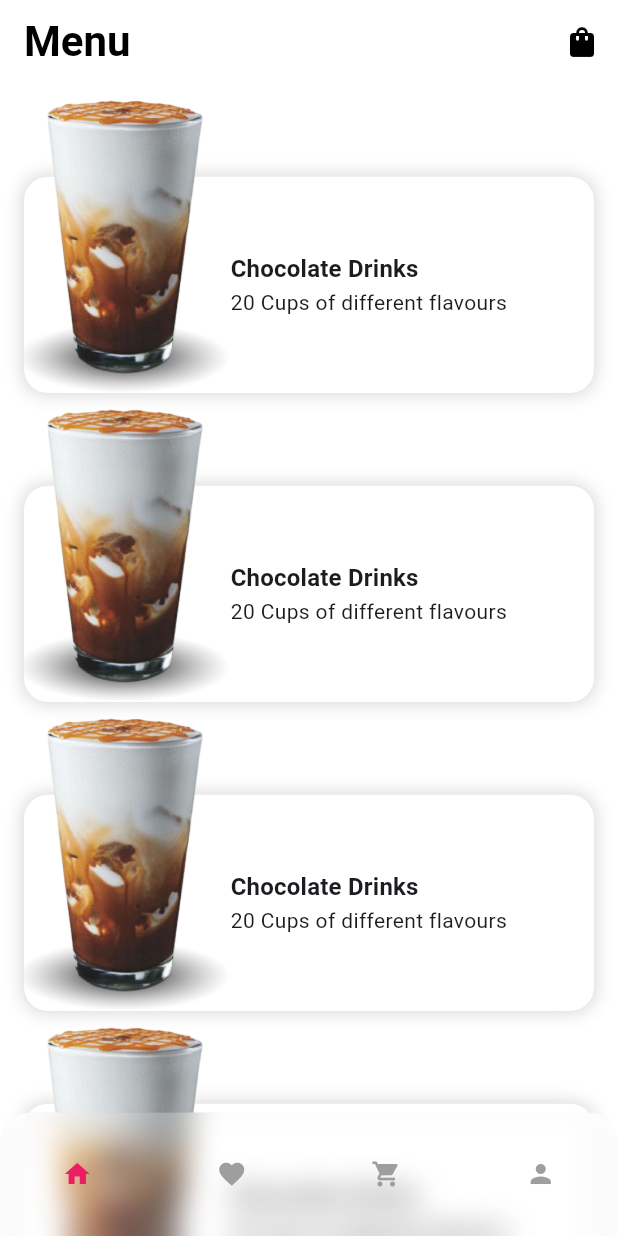
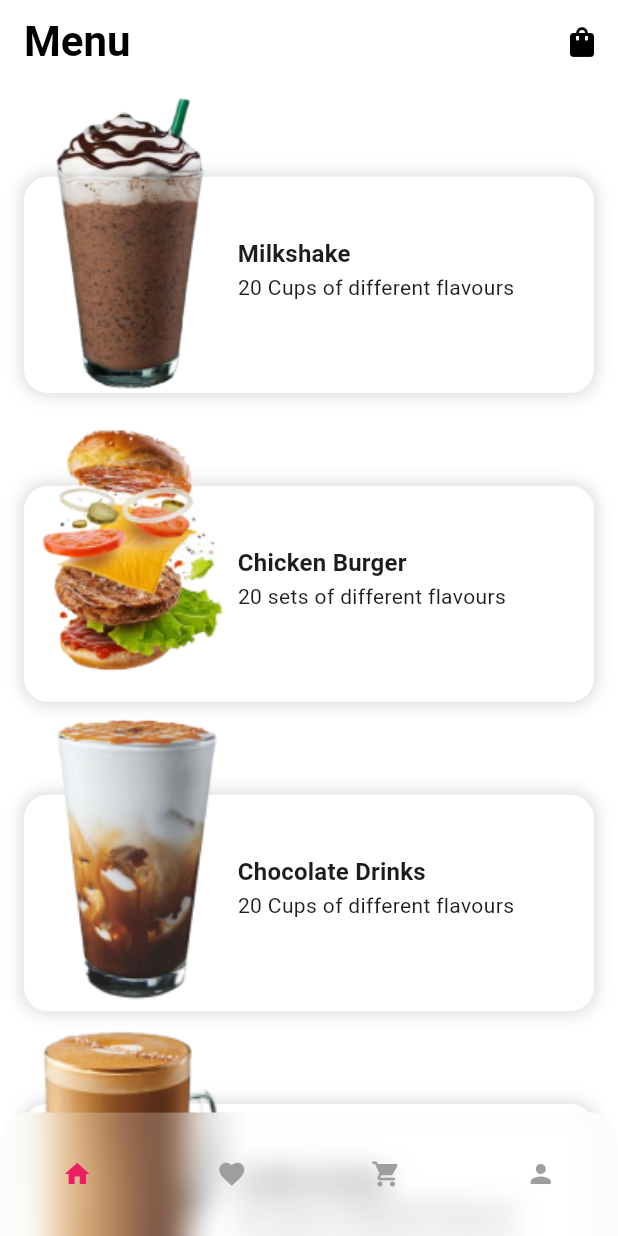
Before and after one commit to paolojoaquinp/burguer_menu_app, a Flutter app: the screen it shows after launch, on a phone screen of 412 x 824 dp. Run offline on Flutter 3.47's test engine with Material 3 defaults, Android fonts, the phone set to English and light mode, and no system bars.

Commit message:
feat: assets added and food menu card widget and integration of entity

```diff
--- a/lib/features/home_screen/presenter/home_screen.dart
+++ b/lib/features/home_screen/presenter/home_screen.dart
@@ -1,5 +1,7 @@
 import 'dart:ui';
 
+import 'package:burguer_menu_app/features/home_screen/domain/entities/food_meal_entity.dart';
+import 'package:burguer_menu_app/features/home_screen/presenter/widgets/food_menu_card.dart';
 import 'package:burguer_menu_app/features/shared/custom_bottom_navigation_bar.dart';
 import 'package:flutter/material.dart';
 
@@ -33,7 +35,7 @@ class HomeScreen extends StatelessWidget {
             child: ListView.builder(
               padding: const EdgeInsets.symmetric(horizontal: 16.0),
               scrollDirection: Axis.vertical,
-              itemCount: 7,
+              itemCount: FoodMealEntity.fakeMealFoodValues.length,
               itemBuilder: (context, index) {
                 return TweenAnimationBuilder(
                   tween: Tween<double>(begin: 0, end: 1),
@@ -47,7 +49,7 @@ class HomeScreen extends StatelessWidget {
                         offset: Offset(0, MediaQuery.sizeOf(context).height * (1 - animation)),
                         child: Container(
                           height: MediaQuery.sizeOf(context).height * 0.25,
-                          child: _buildMilkshakeCard(index + 1),
+                          child: FoodMenuCard(foodMenu: FoodMealEntity.fakeMealFoodValues[index]),
                         ),
                       ),
                     );
@@ -67,64 +69,4 @@ class HomeScreen extends StatelessWidget {
     );
   }
 
-  Widget _buildMilkshakeCard(int index) {
-    return LayoutBuilder(builder: (context, constraints) {
-      return SizedBox(
-        child: Stack(
-          fit: StackFit.expand,
-          children: [
-            // Background
-            Positioned(
-              bottom: 0,
-              width: constraints.maxWidth,
-              height: constraints.maxHeight * 0.7,
-              child: Container(
-                decoration: BoxDecoration(
-                  color: Colors.white,
-                  borderRadius: BorderRadius.circular(16),
-                  boxShadow: [
-                    BoxShadow(
-                      color: Colors.grey.withOpacity(0.4),
-                      spreadRadius: 1,
-                      blurRadius: 9,
-                    )
-                  ],
-                ),
-              ),
-            ),
-            // INformation
-            Positioned.fill(
-              child: Container(
-                child: Row(
-                  crossAxisAlignment: CrossAxisAlignment.center,
-                  children: [
-                    Image.asset('assets/milkshakes/shake-1.png'),
-                    SizedBox(
-                      child: Column(
-                        mainAxisAlignment: MainAxisAlignment.center,
-                        crossAxisAlignment: CrossAxisAlignment.start,
-                        children: [
-                          SizedBox(
-                            height: constraints.maxHeight * 0.3,
-                          ),
-                          Text(
-                            'Chocolate Drinks',
-                            style: Theme.of(context)
-                                .textTheme
-                                .titleMedium!
-                                .copyWith(fontWeight: FontWeight.bold),
-                          ),
-                          Text('20 Cups of different flavours'),
-                        ],
-                      ),
-                    )
-                  ],
-                ),
-              ),
-            ),
-          ],
-        ),
-      );
-    });
-  }
 }
--- /dev/null
+++ b/lib/features/home_screen/presenter/widgets/food_menu_card.dart
@@ -0,0 +1,81 @@
+import 'package:burguer_menu_app/features/home_screen/domain/entities/food_meal_entity.dart';
+import 'package:flutter/material.dart';
+
+class FoodMenuCard extends StatelessWidget {
+  const FoodMenuCard({
+    super.key,
+    required this.foodMenu,
+  });
+
+  final FoodMealEntity foodMenu;
+
+  @override
+  Widget build(BuildContext context) {
+    return LayoutBuilder(
+      builder: (context, constraints) {
+        return Stack(
+          fit: StackFit.expand,
+          children: [
+            // Background
+            Positioned(
+              bottom: 0,
+              width: constraints.maxWidth,
+              height: constraints.maxHeight * 0.7,
+              child: Container(
+                decoration: BoxDecoration(
+                  color: Colors.white,
+                  borderRadius: BorderRadius.circular(16),
+                  boxShadow: [
+                    BoxShadow(
+                      color: Colors.grey.withOpacity(0.4),
+                      spreadRadius: 1,
+                      blurRadius: 9,
+                    )
+                  ],
+                ),
+              ),
+            ),
+            // INformation
+            Positioned.fill(
+              child: Row(
+                crossAxisAlignment: CrossAxisAlignment.stretch,
+                children: [
+                  Expanded(
+                    flex: 3,
+                    child: Image.asset(
+                      foodMenu.imageUrl,
+                      fit: BoxFit.fitHeight,
+                      alignment: Alignment.center,
+                    ),
+                  ),
+                  Expanded(
+                    flex: 5,
+                    child: SizedBox(
+                      child: Column(
+                        mainAxisAlignment: MainAxisAlignment.center,
+                        crossAxisAlignment: CrossAxisAlignment.start,
+                        children: [
+                          SizedBox(
+                            height: constraints.maxHeight * 0.2,
+                          ),
+                          Text(
+                            foodMenu.name,
+                            style: Theme.of(context)
+                                .textTheme
+                                .titleMedium!
+                                .copyWith(fontWeight: FontWeight.bold),
+                          ),
+                          Text(foodMenu.description),
+                        ],
+                      ),
+                    ),
+                  )
+                ],
+              ),
+            ),
+          ],
+        );
+      },
+    );
+  }
+}
```
Also changed, not shown: assets/menu_food/chicken-burger.png (renamed from assets/menu_food/chicken-burguer.png).
